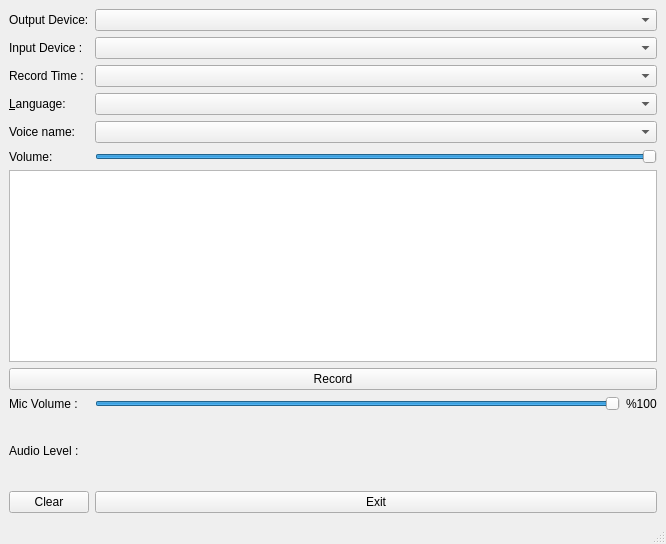
This is ai.ui in takyonxxx/Artificial_Intelligence as Qt 5 draws it before an edit. The edited form follows.
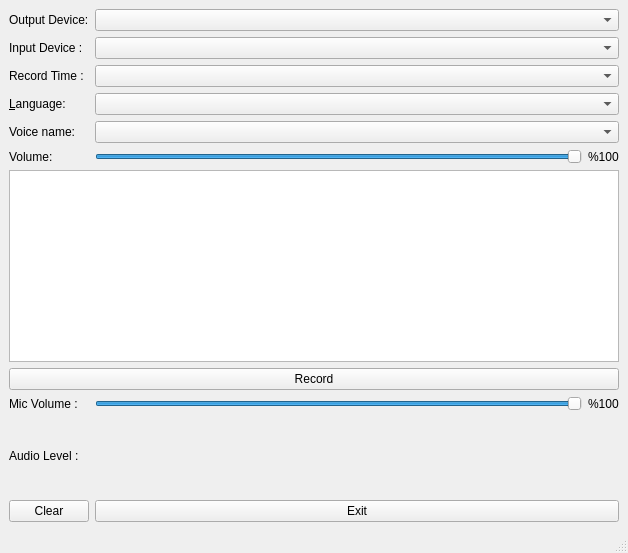
This is the edited form.

Patch:
```diff
--- a/ai.ui
+++ b/ai.ui
@@ -6,29 +6,42 @@
    <rect>
     <x>0</x>
     <y>0</y>
-    <width>666</width>
-    <height>544</height>
+    <width>628</width>
+    <height>553</height>
    </rect>
   </property>
   <property name="windowTitle">
-   <string>Ai</string>
+   <string>MainWindow</string>
   </property>
   <widget class="QWidget" name="centralwidget">
    <layout class="QGridLayout" name="gridLayout_3">
     <item row="0" column="0">
      <layout class="QGridLayout" name="gridLayout_2">
-      <item row="3" column="1">
-       <widget class="QComboBox" name="language">
+      <item row="5" column="0">
+       <widget class="QLabel" name="labelVolume">
         <property name="sizePolicy">
-         <sizepolicy hsizetype="Expanding" vsizetype="Fixed">
+         <sizepolicy hsizetype="Minimum" vsizetype="Preferred">
           <horstretch>0</horstretch>
           <verstretch>0</verstretch>
          </sizepolicy>
         </property>
+        <property name="text">
+         <string>Volume:</string>
+        </property>
+        <property name="alignment">
+         <set>Qt::AlignLeading|Qt::AlignLeft|Qt::AlignVCenter</set>
+        </property>
        </widget>
       </item>
-      <item row="4" column="1">
-       <widget class="QComboBox" name="voice"/>
+      <item row="4" column="0">
+       <widget class="QLabel" name="labelVoice">
+        <property name="text">
+         <string>Voice name:</string>
+        </property>
+        <property name="alignment">
+         <set>Qt::AlignLeading|Qt::AlignLeft|Qt::AlignVCenter</set>
+        </property>
+       </widget>
       </item>
       <item row="1" column="0">
        <widget class="QLabel" name="labelInputDevice">
@@ -37,31 +50,13 @@
         </property>
        </widget>
       </item>
-      <item row="5" column="1">
-       <widget class="QSlider" name="volume">
-        <property name="maximum">
-         <number>100</number>
-        </property>
-        <property name="singleStep">
-         <number>5</number>
-        </property>
-        <property name="pageStep">
-         <number>20</number>
-        </property>
-        <property name="value">
-         <number>100</number>
-        </property>
-        <property name="sliderPosition">
-         <number>100</number>
-        </property>
-        <property name="orientation">
-         <enum>Qt::Horizontal</enum>
+      <item row="0" column="0">
+       <widget class="QLabel" name="labelOutputDevice">
+        <property name="text">
+         <string>Output Device:</string>
         </property>
        </widget>
       </item>
-      <item row="2" column="1">
-       <widget class="QComboBox" name="recordTimeBox"/>
-      </item>
       <item row="3" column="0">
        <widget class="QLabel" name="labelLanguage">
         <property name="sizePolicy">
@@ -84,13 +79,25 @@
         </property>
        </widget>
       </item>
-      <item row="4" column="0">
-       <widget class="QLabel" name="labelVoice">
-        <property name="text">
-         <string>Voice name:</string>
+      <item row="5" column="1">
+       <widget class="QSlider" name="speechVolumeSlider">
+        <property name="maximum">
+         <number>100</number>
         </property>
-        <property name="alignment">
-         <set>Qt::AlignLeading|Qt::AlignLeft|Qt::AlignVCenter</set>
+        <property name="singleStep">
+         <number>5</number>
+        </property>
+        <property name="pageStep">
+         <number>20</number>
+        </property>
+        <property name="value">
+         <number>100</number>
+        </property>
+        <property name="sliderPosition">
+         <number>100</number>
+        </property>
+        <property name="orientation">
+         <enum>Qt::Horizontal</enum>
         </property>
        </widget>
       </item>
@@ -101,35 +108,35 @@
         </property>
        </widget>
       </item>
-      <item row="1" column="1">
-       <widget class="QComboBox" name="audioInputDeviceBox"/>
-      </item>
-      <item row="5" column="0">
-       <widget class="QLabel" name="labelVolume">
-        <property name="sizePolicy">
-         <sizepolicy hsizetype="Minimum" vsizetype="Preferred">
-          <horstretch>0</horstretch>
-          <verstretch>0</verstretch>
-         </sizepolicy>
-        </property>
+      <item row="5" column="2">
+       <widget class="QLabel" name="labelSpeechLevelInfo">
         <property name="text">
-         <string>Volume:</string>
-        </property>
-        <property name="alignment">
-         <set>Qt::AlignLeading|Qt::AlignLeft|Qt::AlignVCenter</set>
+         <string>%100</string>
         </property>
        </widget>
       </item>
-      <item row="0" column="1">
+      <item row="0" column="1" colspan="2">
        <widget class="QComboBox" name="audioOutputDeviceBox"/>
       </item>
-      <item row="0" column="0">
-       <widget class="QLabel" name="labelOutputDevice">
-        <property name="text">
-         <string>Output Device:</string>
+      <item row="1" column="1" colspan="2">
+       <widget class="QComboBox" name="audioInputDeviceBox"/>
+      </item>
+      <item row="2" column="1" colspan="2">
+       <widget class="QComboBox" name="recordTimeBox"/>
+      </item>
+      <item row="3" column="1" colspan="2">
+       <widget class="QComboBox" name="language">
+        <property name="sizePolicy">
+         <sizepolicy hsizetype="Expanding" vsizetype="Fixed">
+          <horstretch>0</horstretch>
+          <verstretch>0</verstretch>
+         </sizepolicy>
         </property>
        </widget>
       </item>
+      <item row="4" column="1" colspan="2">
+       <widget class="QComboBox" name="voice"/>
+      </item>
      </layout>
     </item>
     <item row="1" column="0">
```
Left out of the diff: 5 changed lines with no effect on the pictures.
